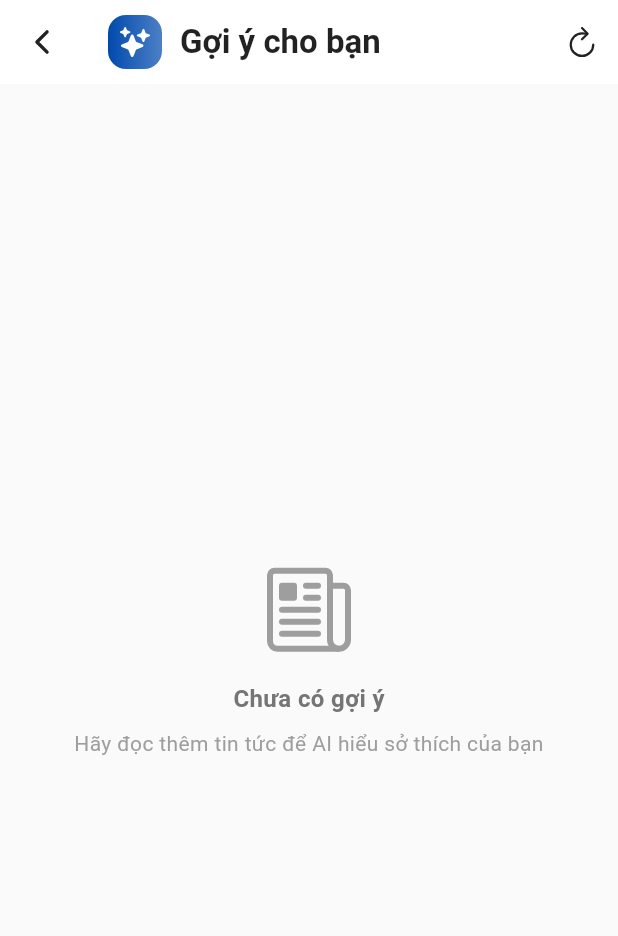
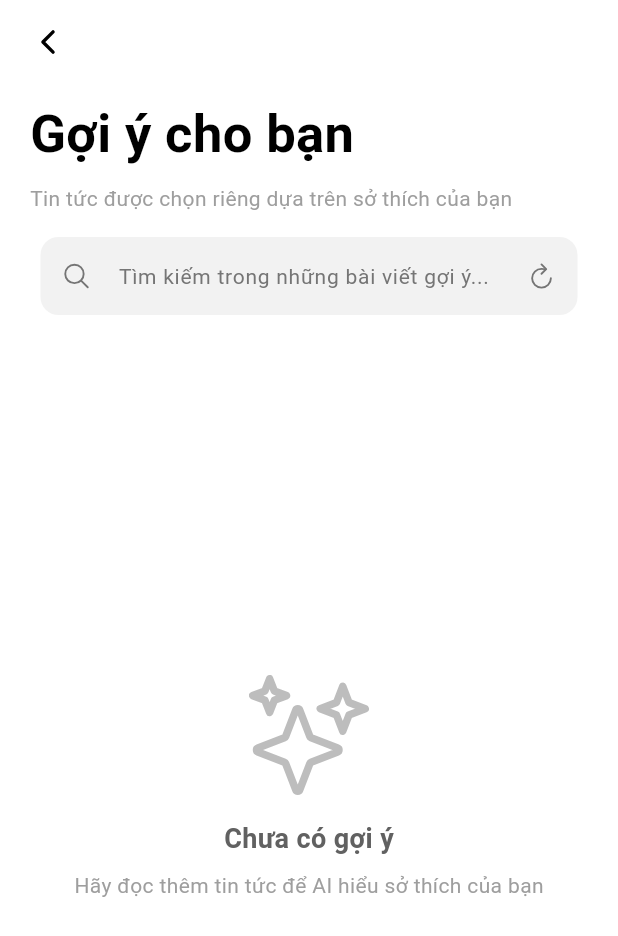
Before and after one commit to longthien123/news_ai_app, a Flutter app: the AIRecommendationView screen opened directly, on a phone screen of 412 x 824 dp. Shown: the top 936 px of the screen. Run offline on Flutter 3.47's test engine with Material 3 defaults, Android fonts, the phone set to English and light mode, and no system bars; our stand-ins replace app_links, cloud_firestore, equatable, firebase_auth, firebase_core, firebase_messaging and 11 more; missing offline and left inert: cloudinary_public, dart_rss; accounts and stored records are empty.

Commit message:
fix AI-recommendation-page

```diff
--- a/lib/features/news/presentation/pages/ai_recommendation_page.dart
+++ b/lib/features/news/presentation/pages/ai_recommendation_page.dart
@@ -37,50 +37,99 @@ class AIRecommendationView extends StatelessWidget {
   @override
   Widget build(BuildContext context) {
     return Scaffold(
-      backgroundColor: Colors.grey[50],
-      // Header với icon AI gradient
-      appBar: AppBar(
       backgroundColor: Colors.white,
-        elevation: 0,
-        leading: IconButton(
-          icon: const Icon(Ionicons.chevron_back, color: Colors.black87),
-          onPressed: () => Navigator.pop(context),
+      body: SafeArea(
+        child: Column(
+          crossAxisAlignment: CrossAxisAlignment.start,
+          children: [
+            // Custom Header giống Thư viện
+            Padding(
+              padding: const EdgeInsets.fromLTRB(20, 16, 27, 0),
+              child: Column(
+                crossAxisAlignment: CrossAxisAlignment.start,
+                children: [
+                  // Back button
+                  GestureDetector(
+                    onTap: () => Navigator.pop(context),
+                    child: const Icon(
+                      Ionicons.chevron_back,
+                      color: Colors.black,
+                      size: 24,
                     ),
-        title: Row(
-          children: [
-            // Icon AI gradient
-            Container(
-              padding: const EdgeInsets.all(8),
-              decoration: BoxDecoration(
-                gradient: LinearGradient(
-                  colors: [AppColors.primary, AppColors.primary.withOpacity(0.7)],
                   ),
-                borderRadius: BorderRadius.circular(12),
-              ),
-              child: const Icon(Ionicons.sparkles, color: Colors.white, size: 20),
-            ),
-            const SizedBox(width: 12),
+                  const SizedBox(height: 24),
+                  // Title
                   const Text(
                     'Gợi ý cho bạn',
                     style: TextStyle(
-                color: Colors.black87,
-                fontSize: 22,
+                      color: Colors.black,
+                      fontSize: 35,
                       fontWeight: FontWeight.bold,
+                    ),
+                  ),
+                  const SizedBox(height: 8),
+                  // Subtitle
+                  const Text(
+                    'Tin tức được chọn riêng dựa trên sở thích của bạn',
+                    style: TextStyle(
+                      color: Colors.grey,
+                      fontSize: 14,
                     ),
                   ),
                 ],
               ),
-        actions: [
-          // Nút refresh để tải lại gợi ý
-          IconButton(
-            icon: const Icon(Ionicons.refresh_outline, color: Colors.black87),
+            ),
+
+            // Search bar (giống Thư viện)
+            Padding(
+              padding: const EdgeInsets.fromLTRB(27, 16, 27, 16),
+              child: Container(
+                decoration: BoxDecoration(
+                  color: AppColors.secondary,
+                  borderRadius: BorderRadius.circular(12),
+                ),
+                child: TextField(
+                  decoration: InputDecoration(
+                    hintText: 'Tìm kiếm trong những bài viết gợi ý...',
+                    hintStyle: TextStyle(
+                      color: Colors.grey[600],
+                      fontSize: 14,
+                    ),
+                    prefixIcon: Icon(
+                      Ionicons.search_outline,
+                      color: Colors.grey[600],
+                      size: 20,
+                    ),
+                    suffixIcon: BlocBuilder<NewsCubit, NewsState>(
+                      builder: (context, state) {
+                        return IconButton(
+                          icon: Icon(
+                            Ionicons.refresh_outline,
+                            color: Colors.grey[600],
+                            size: 20,
+                          ),
                           onPressed: () {
                             context.read<NewsCubit>().refreshNews();
                           },
+                        );
+                      },
                     ),
-        ],
+                    border: InputBorder.none,
+                    contentPadding: const EdgeInsets.symmetric(
+                      horizontal: 16,
+                      vertical: 14,
                     ),
-      body: BlocBuilder<NewsCubit, NewsState>(
+                  ),
+                  onChanged: (value) {
+                    // TODO: Implement search functionality if needed
+                  },
+                ),
+              ),
+            ),
+
+            // News list
+            Expanded(
+              child: BlocBuilder<NewsCubit, NewsState>(
                 builder: (context, state) {
                   // Loading state
                   if (state is NewsLoading) {
@@ -88,9 +137,14 @@ class AIRecommendationView extends StatelessWidget {
                       child: Column(
                         mainAxisAlignment: MainAxisAlignment.center,
                         children: [
-                  CircularProgressIndicator(),
+                          CircularProgressIndicator(
+                            color: AppColors.primary,
+                          ),
                           SizedBox(height: 16),
-                  Text('Đang phân tích sở thích của bạn...', style: TextStyle(color: Colors.grey)),
+                          Text(
+                            'Đang phân tích sở thích của bạn...',
+                            style: TextStyle(color: Colors.grey),
+                          ),
                         ],
                       ),
                     );
@@ -102,29 +156,53 @@ class AIRecommendationView extends StatelessWidget {
                       child: Column(
                         mainAxisAlignment: MainAxisAlignment.center,
                         children: [
-                  const Icon(Ionicons.alert_circle_outline, size: 64, color: Colors.grey),
+                          Icon(
+                            Ionicons.alert_circle_outline,
+                            size: 80,
+                            color: Colors.red[300],
+                          ),
                           const SizedBox(height: 16),
                           Text(
                             'Không thể tải gợi ý',
-                    style: TextStyle(color: Colors.grey[600], fontSize: 16),
+                            style: TextStyle(
+                              fontSize: 18,
+                              fontWeight: FontWeight.w600,
+                              color: Colors.grey[700],
+                            ),
                           ),
                           const SizedBox(height: 8),
                           Padding(
-                    padding: const EdgeInsets.symmetric(horizontal: 32),
+                            padding: const EdgeInsets.symmetric(horizontal: 40),
                             child: Text(
                               state.message,
-                      style: TextStyle(color: Colors.grey[500], fontSize: 14),
+                              style: TextStyle(
+                                fontSize: 14,
+                                color: Colors.grey[500],
+                              ),
                               textAlign: TextAlign.center,
                             ),
                           ),
-                  const SizedBox(height: 16),
-                  ElevatedButton.icon(
-                    onPressed: () => context.read<NewsCubit>().refreshNews(),
-                    icon: const Icon(Ionicons.refresh),
-                    label: const Text('Thử lại'),
+                          const SizedBox(height: 24),
+                          ElevatedButton(
+                            onPressed: () {
+                              context.read<NewsCubit>().refreshNews();
+                            },
                             style: ElevatedButton.styleFrom(
                               backgroundColor: AppColors.primary,
-                      foregroundColor: Colors.white,
+                              shape: RoundedRectangleBorder(
+                                borderRadius: BorderRadius.circular(12),
+                              ),
+                              padding: const EdgeInsets.symmetric(
+                                horizontal: 32,
+                                vertical: 12,
+                              ),
+                            ),
+                            child: const Text(
+                              'Thử lại',
+                              style: TextStyle(
+                                color: Colors.white,
+                                fontWeight: FontWeight.w600,
+                              ),
                             ),
                           ),
                         ],
@@ -142,19 +220,26 @@ class AIRecommendationView extends StatelessWidget {
                         child: Column(
                           mainAxisAlignment: MainAxisAlignment.center,
                           children: [
-                    const Icon(Ionicons.newspaper_outline, size: 64, color: Colors.grey),
+                            Icon(
+                              Ionicons.sparkles_outline,
+                              size: 80,
+                              color: Colors.grey[400],
+                            ),
                             const SizedBox(height: 16),
                             Text(
                               'Chưa có gợi ý',
-                      style: TextStyle(color: Colors.grey[600], fontSize: 16, fontWeight: FontWeight.w600),
+                              style: TextStyle(
+                                fontSize: 18,
+                                fontWeight: FontWeight.w600,
+                                color: Colors.grey[700],
+                              ),
                             ),
                             const SizedBox(height: 8),
-                    Padding(
-                      padding: const EdgeInsets.symmetric(horizontal: 32),
-                      child: Text(
+                            Text(
                               'Hãy đọc thêm tin tức để AI hiểu sở thích của bạn',
-                        style: TextStyle(color: Colors.grey[500], fontSize: 14),
-                        textAlign: TextAlign.center,
+                              style: TextStyle(
+                                fontSize: 14,
+                                color: Colors.grey[500],
                               ),
                             ),
                           ],
@@ -167,8 +252,9 @@ class AIRecommendationView extends StatelessWidget {
                       onRefresh: () async {
                         await context.read<NewsCubit>().refreshNews();
                       },
+                      color: AppColors.primary,
                       child: ListView.builder(
-                padding: const EdgeInsets.all(16),
+                        padding: const EdgeInsets.fromLTRB(27, 0, 27, 16),
                         itemCount: recommendations.length,
                         itemBuilder: (context, index) {
                           final news = recommendations[index];
@@ -184,6 +270,10 @@ class AIRecommendationView extends StatelessWidget {
                   return const SizedBox();
                 },
               ),
+            ),
+          ],
+        ),
+      ),
     );
   }
 }
```
Lines whose indentation alone changed are shown as unchanged.
